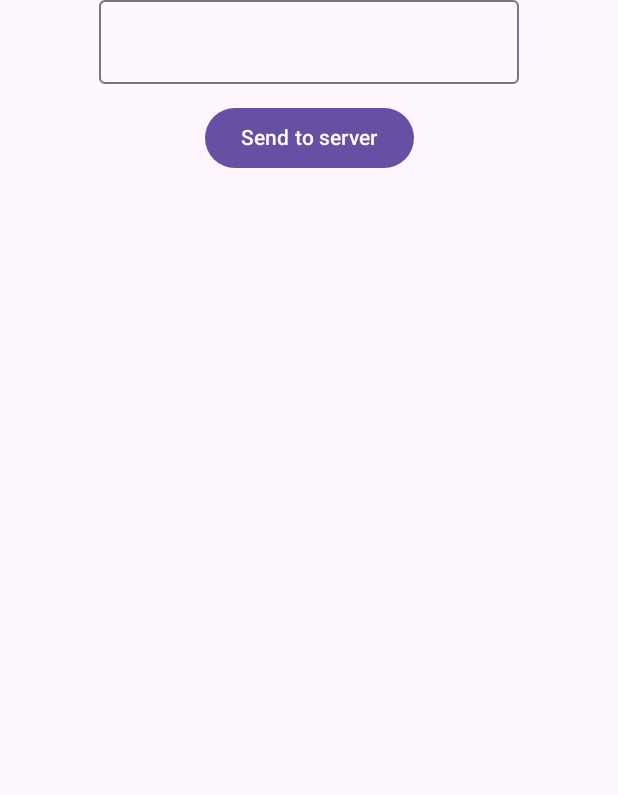
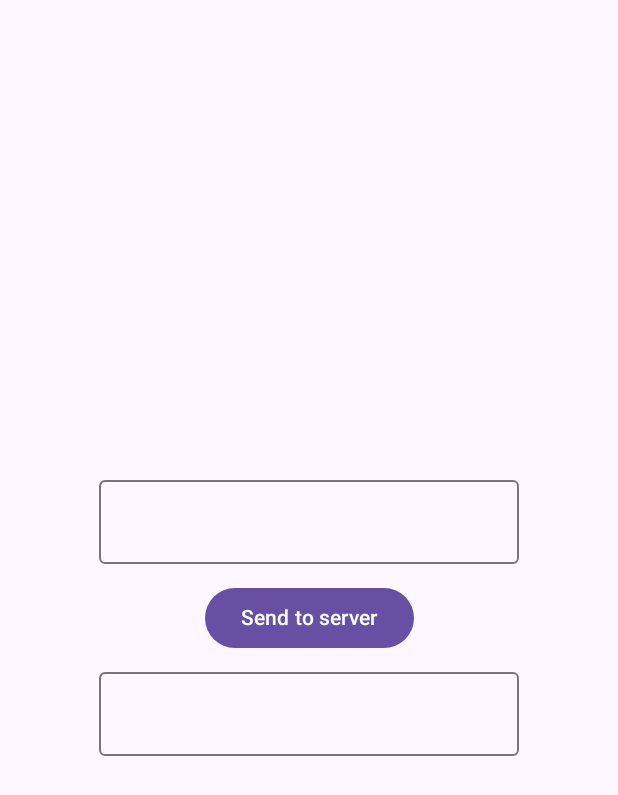
Before and after one commit to kv128m/DeskCopy, an Android app built with Jetpack Compose: the composable HomeScreen shown on its own in the app's theme, on a phone screen of 412 x 824 dp. Shown: the top 795 px of the screen. Run offline under Robolectric (Android 15) with nearby library versions, the phone set to English and light mode, and no system bars; 4 statements that could not run were skipped.

```diff
--- /dev/null
+++ b/composeApp/src/commonMain/kotlin/com/kenval/deskcopy/Storage.kt
@@ -0,0 +1,14 @@
+package com.kenval.deskcopy
+
+import kotlinx.coroutines.flow.MutableStateFlow
+import kotlinx.coroutines.flow.StateFlow
+import kotlinx.coroutines.flow.asStateFlow
+
+class Storage {
+    private val _state = MutableStateFlow("")
+    val state: StateFlow<String> = _state.asStateFlow()
+
+    suspend fun updateMessage(value: String) {
+        _state.emit(value)
+    }
+}
--- a/composeApp/src/commonMain/kotlin/com/kenval/deskcopy/di/CommonModule.kt
+++ b/composeApp/src/commonMain/kotlin/com/kenval/deskcopy/di/CommonModule.kt
@@ -1,5 +1,6 @@
 package com.kenval.deskcopy.di
 
+import com.kenval.deskcopy.Storage
 import com.kenval.deskcopy.TestRepository
 import com.kenval.deskcopy.TestViewModel
 import org.koin.core.module.dsl.factoryOf
@@ -8,5 +9,6 @@ import org.koin.dsl.module
 
 val commonModule = module {
     singleOf(::TestRepository)
+    singleOf(::Storage)
     factory { TestViewModel() }
 }
--- a/composeApp/src/commonMain/kotlin/com/kenval/deskcopy/ui/HomeScreen.kt
+++ b/composeApp/src/commonMain/kotlin/com/kenval/deskcopy/ui/HomeScreen.kt
@@ -3,6 +3,7 @@ package com.kenval.deskcopy.ui
 import androidx.compose.foundation.layout.Arrangement
 import androidx.compose.foundation.layout.Box
 import androidx.compose.foundation.layout.Column
+import androidx.compose.foundation.layout.fillMaxSize
 import androidx.compose.foundation.layout.fillMaxWidth
 import androidx.compose.foundation.layout.padding
 import androidx.compose.material3.Button
@@ -10,6 +11,7 @@ import androidx.compose.material3.OutlinedTextField
 import androidx.compose.material3.Scaffold
 import androidx.compose.material3.Text
 import androidx.compose.runtime.Composable
+import androidx.compose.runtime.collectAsState
 import androidx.compose.runtime.getValue
 import androidx.compose.runtime.mutableStateOf
 import androidx.compose.runtime.remember
@@ -17,6 +19,7 @@ import androidx.compose.runtime.setValue
 import androidx.compose.ui.Alignment
 import androidx.compose.ui.Modifier
 import androidx.compose.ui.unit.dp
+import com.kenval.deskcopy.Storage
 import com.kenval.deskcopy.TestRepository
 import kotlinx.coroutines.CoroutineScope
 import kotlinx.coroutines.Dispatchers
@@ -29,9 +32,16 @@ fun HomeScreen() {
     val testRepo: TestRepository = koinInject()
 
     var message by remember { mutableStateOf("") }
+    val storage: Storage = koinInject()
+    val viewState = storage.state.collectAsState()
 
     Scaffold { paddingValues ->
-        Box(modifier = Modifier.padding(paddingValues), contentAlignment = Alignment.Center) {
+        Box(
+            modifier = Modifier
+                .padding(paddingValues)
+                .fillMaxSize(),
+            contentAlignment = Alignment.Center
+        ) {
             Column(
                 modifier = Modifier.fillMaxWidth(),
                 verticalArrangement = Arrangement.spacedBy(12.dp),
@@ -52,6 +62,11 @@ fun HomeScreen() {
                 ) {
                     Text("Send to server")
                 }
+                OutlinedTextField(
+                    value = viewState.value,
+                    onValueChange = {},
+                    readOnly = true
+                )
             }
 
         }
```
Also changed, not shown: composeApp/src/commonMain/kotlin/com/kenval/deskcopy/ui/DesktopHomeScreen.kt (+1 -43 lines), 1 other file.
